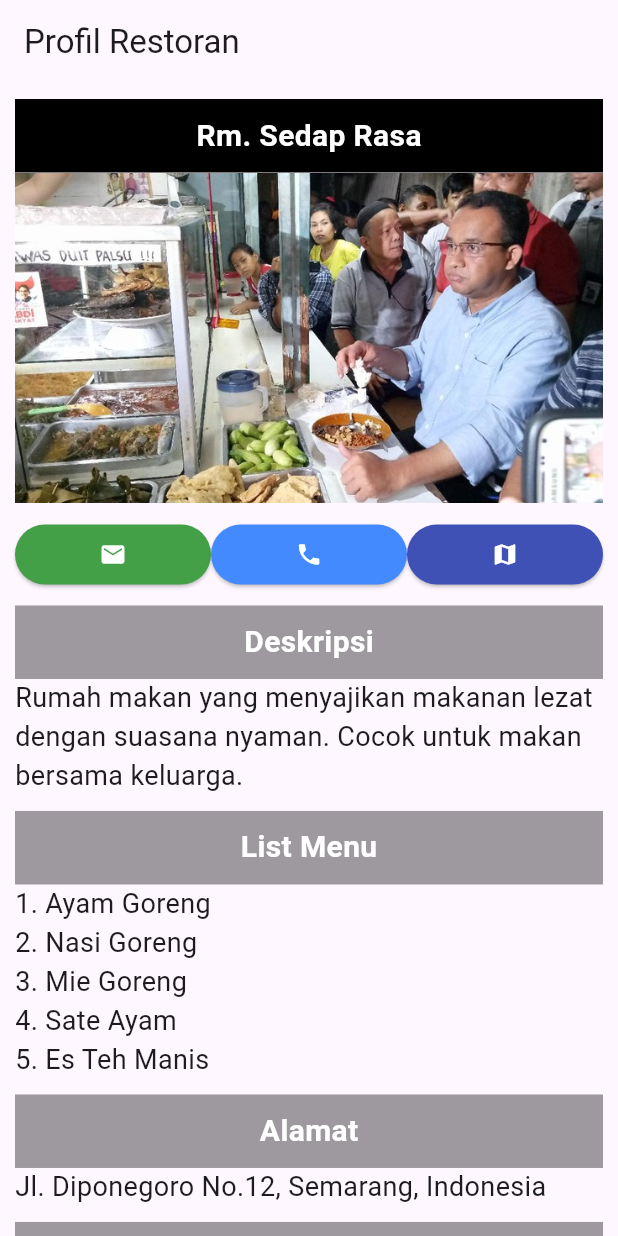
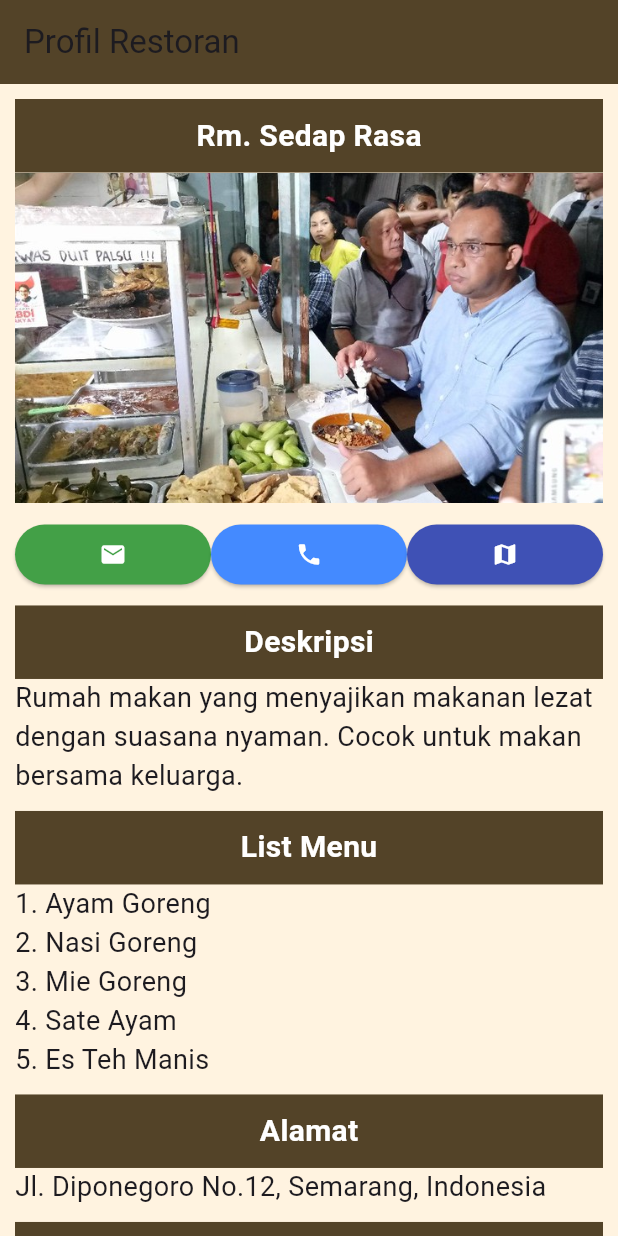
Before and after one commit to jonyxz/profilresto, a Flutter app: the screen it shows after launch, on a phone screen of 412 x 824 dp. Run offline on Flutter 3.47's test engine with Material 3 defaults, Android fonts, the phone set to English and light mode, and no system bars.

Commit message:
change style and color scheme

```diff
--- a/lib/main.dart
+++ b/lib/main.dart
@@ -27,13 +27,17 @@ class RestoApp extends StatelessWidget {
     return MaterialApp(
       title: "Profil Restoran",
       home: Scaffold(
-        appBar: AppBar(title: const Text("Profil Restoran")),
+        backgroundColor: Color(0xFFFFF3E0),
+        appBar: AppBar(
+            backgroundColor: Color.fromARGB(255, 83, 67, 40),
+            title: const Text("Profil Restoran")),
         body: SingleChildScrollView(
           padding: const EdgeInsets.all(10),
           child: Column(
             crossAxisAlignment: CrossAxisAlignment.start,
             children: [
-              teksKotak(Colors.black, restoData['name'] ?? ''),
+              teksKotak(
+                  Color.fromARGB(255, 83, 67, 40), restoData['name'] ?? ''),
               Image(image: AssetImage('assets/${restoData["image"] ?? ''}')),
               const SizedBox(height: 10),
               Row(
@@ -48,7 +52,7 @@ class RestoApp extends StatelessWidget {
                 ],
               ),
               const SizedBox(height: 10),
-              teksKotak(Colors.black38, 'Deskripsi'),
+              teksKotak(Color.fromARGB(255, 83, 67, 40), 'Deskripsi'),
               Text(
                 restoData['desc'] ?? '',
                 style: const TextStyle(
@@ -56,7 +60,7 @@ class RestoApp extends StatelessWidget {
                 ),
               ),
               const SizedBox(height: 10),
-              teksKotak(Colors.black38, 'List Menu'),
+              teksKotak(Color.fromARGB(255, 83, 67, 40), 'List Menu'),
               Text(
                 restoData['menu'] ?? '',
                 style: const TextStyle(
@@ -64,7 +68,7 @@ class RestoApp extends StatelessWidget {
                 ),
               ),
               const SizedBox(height: 10),
-              teksKotak(Colors.black38, 'Alamat'),
+              teksKotak(Color.fromARGB(255, 83, 67, 40), 'Alamat'),
               Text(
                 restoData['address'] ?? '',
                 style: const TextStyle(
@@ -72,7 +76,7 @@ class RestoApp extends StatelessWidget {
                 ),
               ),
               const SizedBox(height: 10),
-              teksKotak(Colors.black38, 'Jam Buka'),
+              teksKotak(Color.fromARGB(255, 83, 67, 40), 'Jam Buka'),
               Text(
                 restoData['openHours'] ?? '',
                 style: const TextStyle(
```
